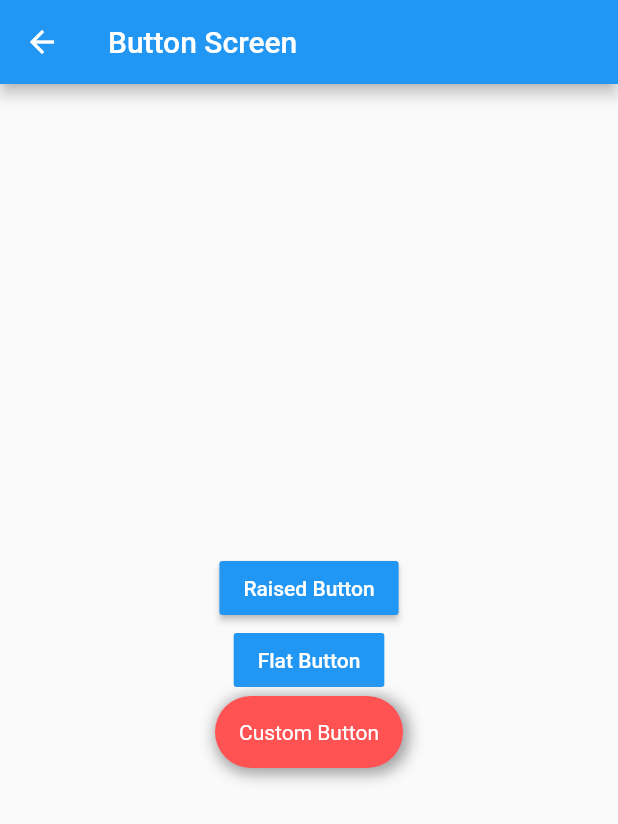
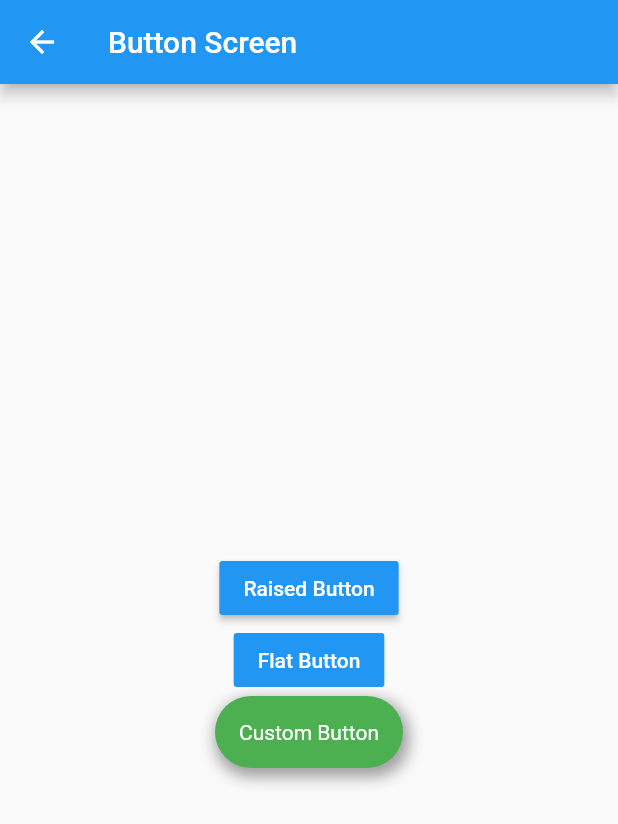
Before and after one commit to jjgajjar04/test_app, a Flutter app: the ButtonScreen screen opened by its route, on a phone screen of 412 x 824 dp. Shown: the top 824 px of the screen. Run offline on Flutter 3.47's test engine with Material 2 defaults, Android fonts, the phone set to English and light mode, and no system bars; our stand-ins replace bloc, flutter_bloc, syncfusion_flutter_datepicker, timeline_tile; missing offline and left inert: random_words.

```diff
--- a/lib/components/button/custom_button.dart
+++ b/lib/components/button/custom_button.dart
@@ -1,27 +1,50 @@
 import 'package:flutter/material.dart';
 
 class CustomButton extends StatelessWidget {
+  final String title;
+  final EdgeInsetsGeometry padding;
+  final Color textColor;
+  final Color buttonColor;
+  final double borderRadius;
+  final Color shadowColor;
+  final double shadowSpreadRadius;
+  final double shadowBlurRadius;
+  final Offset shadowOffset;
+
+  const CustomButton({
+    Key key,
+    this.title,
+    this.padding,
+    this.textColor,
+    this.buttonColor,
+    this.borderRadius,
+    this.shadowColor,
+    this.shadowSpreadRadius,
+    this.shadowBlurRadius,
+    this.shadowOffset,
+  }) : super(key: key);
+
   @override
   Widget build(BuildContext context) {
     return Container(
       child: Padding(
-        padding: const EdgeInsets.all(16.0),
+        padding: padding,
         child: Text(
-          'Custom Button',
+          title,
           style: TextStyle(
-            color: Colors.white,
+            color: textColor,
           ),
         ),
       ),
       decoration: BoxDecoration(
-        color: Colors.redAccent,
-        borderRadius: BorderRadius.circular(24.0),
+        color: buttonColor,
+        borderRadius: BorderRadius.circular(borderRadius),
         boxShadow: [
           BoxShadow(
-            color: Colors.grey,
-            spreadRadius: 2,
-            blurRadius: 8,
-            offset: Offset(2, 2),
+            color: shadowColor,
+            spreadRadius: shadowSpreadRadius,
+            blurRadius: shadowBlurRadius,
+            offset: shadowOffset,
           ),
         ],
       ),
--- a/lib/screens/button_screen.dart
+++ b/lib/screens/button_screen.dart
@@ -28,7 +28,17 @@ class ButtonScreen extends StatelessWidget {
                 onPressed: () {},
                 child: Text("Flat Button"),
               ),
-              CustomButton(),
+              CustomButton(
+                title: 'Custom Button',
+                padding: EdgeInsets.all(16),
+                textColor: Colors.white,
+                buttonColor: Colors.green,
+                borderRadius: 24,
+                shadowColor: Colors.grey,
+                shadowSpreadRadius: 2,
+                shadowBlurRadius: 8,
+                shadowOffset: Offset(2, 4),
+              ),
             ],
           ),
         ),
--- a/lib/utils/constants.dart
+++ b/lib/utils/constants.dart
@@ -17,4 +17,5 @@ class Constants {
   static const SIGNAL_R_SCREEN = 'signalr_screen';
   static const DATE_PICKER_SCREEN = 'date_picker_screen';
   static const CANVAS_SCREEN = 'canvas_screen';
+  static const AUTH_SCREEN = 'auth_screen';
 }
--- a/lib/utils/homeScreenItemList.dart
+++ b/lib/utils/homeScreenItemList.dart
@@ -22,6 +22,7 @@ class HomeScreenItemList {
     Constants.SIGNAL_R_SCREEN,
     Constants.DATE_PICKER_SCREEN,
     Constants.CANVAS_SCREEN,
+    Constants.AUTH_SCREEN,
   ];
 
   List<String> get getHomeScreenItem => _listItems;
--- a/pubspec.yaml
+++ b/pubspec.yaml
@@ -15,13 +15,13 @@ dependencies:
 
   # The following adds the Cupertino Icons font to your application.
   # Use with the CupertinoIcons class for iOS style icons.
-  cupertino_icons: ^0.1.3
-  provider: ^4.3.2+2
+  cupertino_icons: ^1.0.0
+  provider: ^4.3.3
   random_words: ^1.0.2
   intl: ^0.16.1
   bloc: ^6.1.0
   flutter_bloc: ^6.1.1
-  data_tables: ^1.0.3
+  # data_tables: ^1.0.3
   timeline_tile: ^1.0.0
   syncfusion_flutter_datepicker: ^18.3.53-beta
 
```
Also changed, not shown: lib/screens/auth_screen.dart (added, +17 -0 lines), lib/screens/data_table_screen.dart (+173 -168 lines), pubspec.lock, 1 other file.
